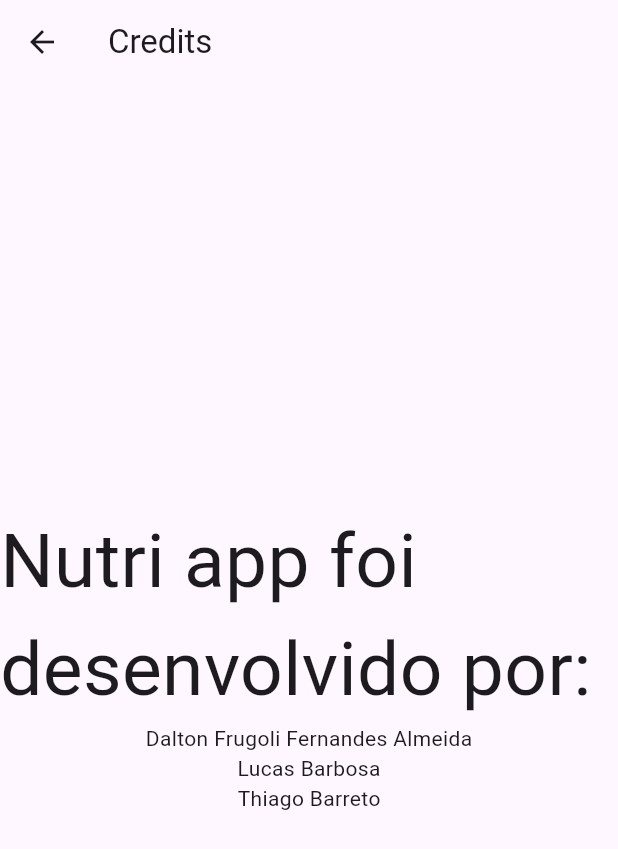
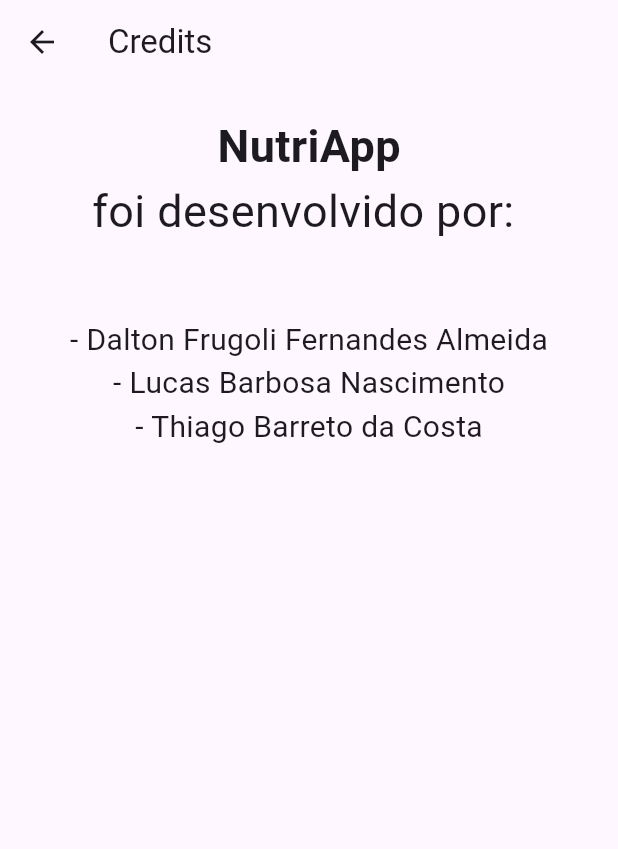
Before and after one commit to daltonfrugoli/nutriApp, a Flutter app: the Home screen opened by its route, after a tap on "Credits", on a phone screen of 412 x 824 dp. Shown: the top 849 px of the screen. Run offline on Flutter 3.47's test engine with Material 3 defaults, Android fonts, the phone set to English and light mode, and no system bars; our stand-ins replace image_picker, share_plus, sqflite; accounts and stored records are empty.

Commit message:
feat: adjusts

```diff
--- a/lib/screens/credits.dart
+++ b/lib/screens/credits.dart
@@ -9,16 +9,23 @@ class Credits extends StatelessWidget {
       appBar: AppBar(
         title: const Text("Credits"),
       ),
-      body: const Center(
-        child: Column(
-          mainAxisAlignment: MainAxisAlignment.center,
-          children: <Widget>[
-            Text('Nutri app foi desenvolvido por: ',
-                style: TextStyle(fontSize: 50)),
-            Text('Dalton Frugoli Fernandes Almeida'),
-            Text('Lucas Barbosa'),
-            Text('Thiago Barreto')
-          ],
+      body: const SingleChildScrollView(
+        child: Padding(
+          padding: EdgeInsets.all(20.0),
+          child: Center(
+            child: Column(
+              mainAxisAlignment: MainAxisAlignment.center,
+              children: <Widget>[
+                Text('NutriApp', style: TextStyle(fontSize: 30, fontWeight: FontWeight.bold)),
+                Text('foi desenvolvido por: ',
+                    style: TextStyle(fontSize: 30)),
+                    SizedBox(height: 50),
+                Text('- Dalton Frugoli Fernandes Almeida', style: TextStyle(fontSize: 20)),
+                Text('- Lucas Barbosa Nascimento', style: TextStyle(fontSize: 20)),
+                Text('- Thiago Barreto da Costa', style: TextStyle(fontSize: 20))
+              ],
+            ),
+          ),
         ),
       ),
     );
--- a/lib/screens/home.dart
+++ b/lib/screens/home.dart
@@ -24,7 +24,7 @@ class Home extends StatelessWidget {
       child: Scaffold(
         appBar: AppBar(
           automaticallyImplyLeading: false,
-          title: const Text("NutriApp"),
+          title: const Text("Welcome!"),
           actions: [
             IconButton(
                 onPressed: () {
@@ -34,38 +34,44 @@ class Home extends StatelessWidget {
           ],
         ),
         body: Center(
+          child: SingleChildScrollView(
+            child: Padding(
+              padding: const EdgeInsets.all(20.0),
               child: Column(
                 children: [
                   const Column(
                     mainAxisAlignment: MainAxisAlignment.center,
                     children: <Widget>[
-                  Text('Welcome back!', style: TextStyle(fontSize: 50)),
+                      Text('NutriApp', style: TextStyle(fontWeight: FontWeight.bold, fontSize: 50)),
                     ],
                   ),
-              Row(
-                children: <Widget>[
-                  ElevatedButton(
+                  SizedBox(
+                    width: double.infinity,
+                    child: ElevatedButton(
                         onPressed: () {
                           Rotas.pushNamed(context, '/registration');
                         },
                         child: const Text('Registration')),
-                  ElevatedButton(
+                  ),
+                  SizedBox(
+                    width: double.infinity,
+                    child: ElevatedButton(
                         onPressed: () {
                           Rotas.pushNamed(context, '/consultation');
                         },
                         child: const Text('Consultation')),
-                ],
                   ),
-              Row(
-                children: [
-                  ElevatedButton(
+                  SizedBox(
+                    width: double.infinity,
+                    child: ElevatedButton(
                         onPressed: () {
                           Rotas.pushNamed(context, '/credits');
                         },
-                      child: const Text('Credits'))
-                ],
+                        child: const Text('Credits')),
                   )
                 ],
+              ),
+            ),
           ),
         ),
       ),
--- a/lib/screens/login.dart
+++ b/lib/screens/login.dart
@@ -96,7 +96,8 @@ class _LoginState extends State<Login> {
           title: const Text('Nutri App'),
           automaticallyImplyLeading: false,
         ),
-        body: Form(
+        body: SingleChildScrollView(
+          child: Form(
             key: _formKey,
             child: Padding(
               padding: const EdgeInsets.symmetric(horizontal: 8, vertical: 16),
@@ -216,6 +217,7 @@ class _LoginState extends State<Login> {
             ),
           ),
         ),
+      ),
     );
   }
 }
--- a/lib/screens/new_account.dart
+++ b/lib/screens/new_account.dart
@@ -31,7 +31,8 @@ class _NewAccountState extends State<NewAccountForm> {
       appBar: AppBar(
         title: const Text('New account'),
       ),
-      body: Form(
+      body: SingleChildScrollView(
+        child: Form(
           key: _formKey,
           child: Padding(
             padding: const EdgeInsets.symmetric(horizontal: 8, vertical: 16),
@@ -132,6 +133,7 @@ class _NewAccountState extends State<NewAccountForm> {
             ),
           ),
         ),
+      ),
     );
   }
 }
--- a/lib/screens/new_menu.dart
+++ b/lib/screens/new_menu.dart
@@ -181,6 +181,8 @@ class NewMenuState extends State<NewMenu> {
       ),
       body:
         SingleChildScrollView(
+          child: Padding(
+            padding: const EdgeInsets.all(20.0),
             child: Column(
             children: [
               // Mostra os itens selecionados
@@ -259,6 +261,7 @@ class NewMenuState extends State<NewMenu> {
             ],
                   ),
           ),
+        ),
     );
   }
 }
```
Also changed, not shown: lib/screens/new_food.dart (+11 -3 lines), lib/screens/new_user.dart (+10 -2 lines), lib/screens/registration.dart (+7 -0 lines). Lines whose indentation alone changed are shown as unchanged.
